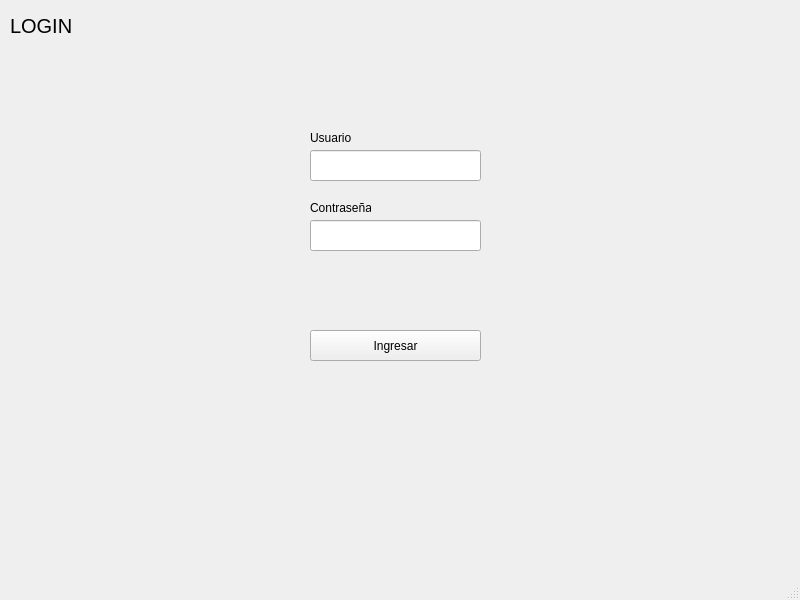
joab-escolar/tp-final-practicas2, file src/view/login.ui: the form before one commit.
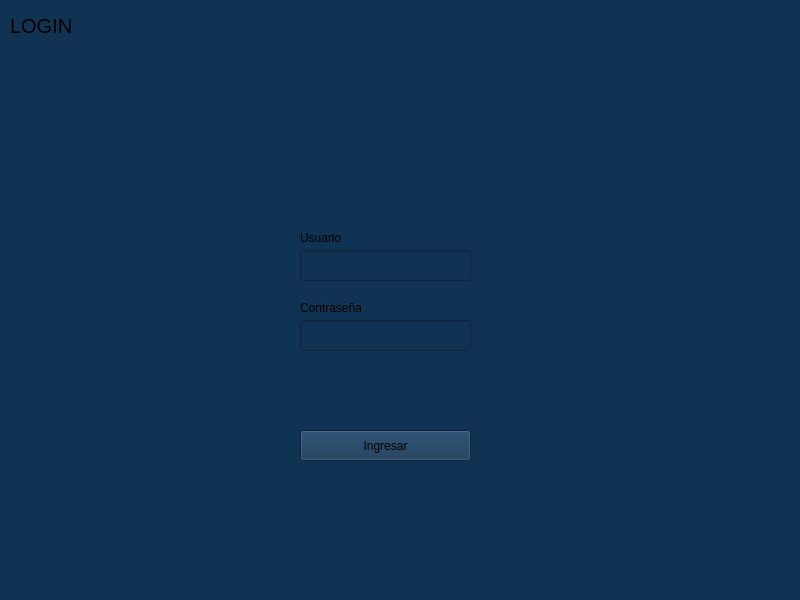
The form after the commit. Icons and pictures are not drawn.

Commit message: CHANGE desing login view

Diff of the .ui file:
```diff
--- a/src/view/login.ui
+++ b/src/view/login.ui
@@ -13,6 +13,9 @@
   <property name="windowTitle">
    <string>BANCO</string>
   </property>
+  <property name="styleSheet">
+   <string notr="true">background-color: rgb(17, 51, 83);</string>
+  </property>
   <widget class="QWidget" name="centralwidget">
    <widget class="QLabel" name="label">
     <property name="geometry">
@@ -35,8 +38,8 @@
    <widget class="QLineEdit" name="input_username">
     <property name="geometry">
      <rect>
-      <x>310</x>
-      <y>150</y>
+      <x>300</x>
+      <y>250</y>
       <width>171</width>
       <height>31</height>
      </rect>
@@ -45,8 +48,8 @@
    <widget class="QLabel" name="label_2">
     <property name="geometry">
      <rect>
-      <x>310</x>
-      <y>130</y>
+      <x>300</x>
+      <y>230</y>
       <width>49</width>
       <height>16</height>
      </rect>
@@ -58,8 +61,8 @@
    <widget class="QPushButton" name="btn_ingresar">
     <property name="geometry">
      <rect>
-      <x>310</x>
-      <y>330</y>
+      <x>300</x>
+      <y>430</y>
       <width>171</width>
       <height>31</height>
      </rect>
@@ -71,8 +74,8 @@
    <widget class="QLineEdit" name="input_password">
     <property name="geometry">
      <rect>
-      <x>310</x>
-      <y>220</y>
+      <x>300</x>
+      <y>320</y>
       <width>171</width>
       <height>31</height>
      </rect>
@@ -81,8 +84,8 @@
    <widget class="QLabel" name="label_3">
     <property name="geometry">
      <rect>
-      <x>310</x>
-      <y>200</y>
+      <x>300</x>
+      <y>300</y>
       <width>61</width>
       <height>16</height>
      </rect>
@@ -94,8 +97,8 @@
    <widget class="QLabel" name="lbl_error">
     <property name="geometry">
      <rect>
-      <x>310</x>
-      <y>280</y>
+      <x>300</x>
+      <y>380</y>
       <width>331</width>
       <height>31</height>
      </rect>
@@ -107,6 +110,33 @@
      <string/>
     </property>
    </widget>
+   <widget class="QLabel" name="label_4">
+    <property name="geometry">
+     <rect>
+      <x>120</x>
+      <y>-20</y>
+      <width>511</width>
+      <height>281</height>
+     </rect>
+    </property>
+    <property name="text">
+     <string/>
+    </property>
+    <property name="pixmap">
+     <pixmap resource="../images/login_resource.qrc">:/images/603322212.png</pixmap>
+    </property>
+    <property name="scaledContents">
+     <bool>true</bool>
+    </property>
+   </widget>
+   <zorder>label_4</zorder>
+   <zorder>label</zorder>
+   <zorder>input_username</zorder>
+   <zorder>label_2</zorder>
+   <zorder>btn_ingresar</zorder>
+   <zorder>input_password</zorder>
+   <zorder>label_3</zorder>
+   <zorder>lbl_error</zorder>
   </widget>
   <widget class="QMenuBar" name="menubar">
    <property name="geometry">
```
Left out of the diff: 4 changed lines with no effect on the pictures. The commit also changes 8 other files.
